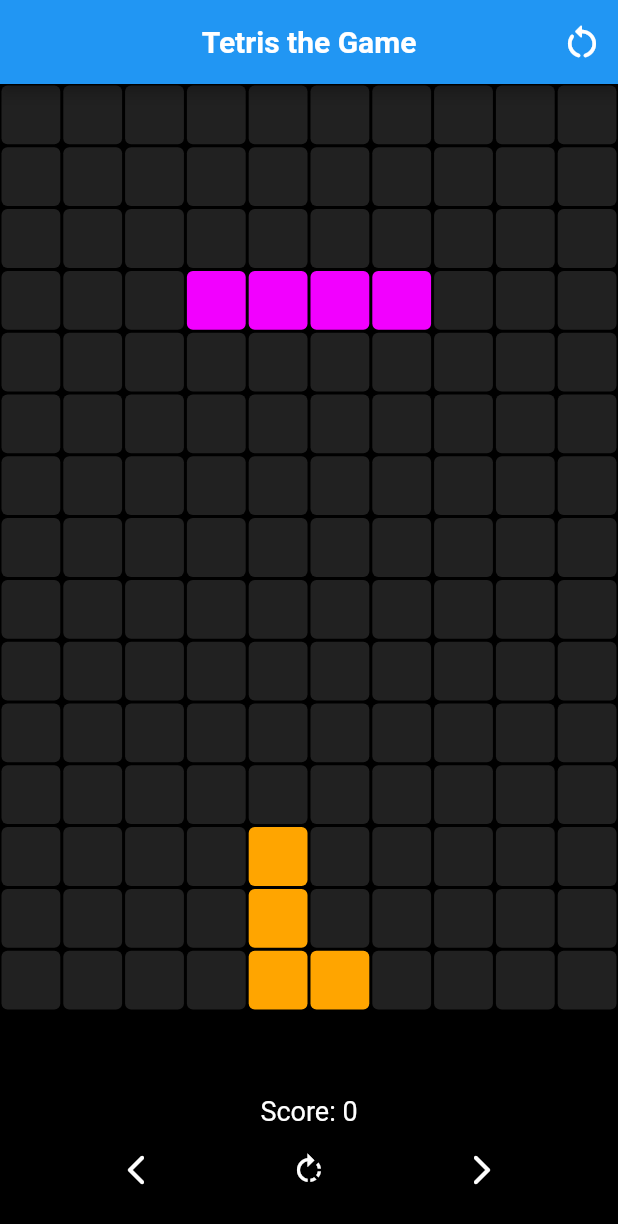
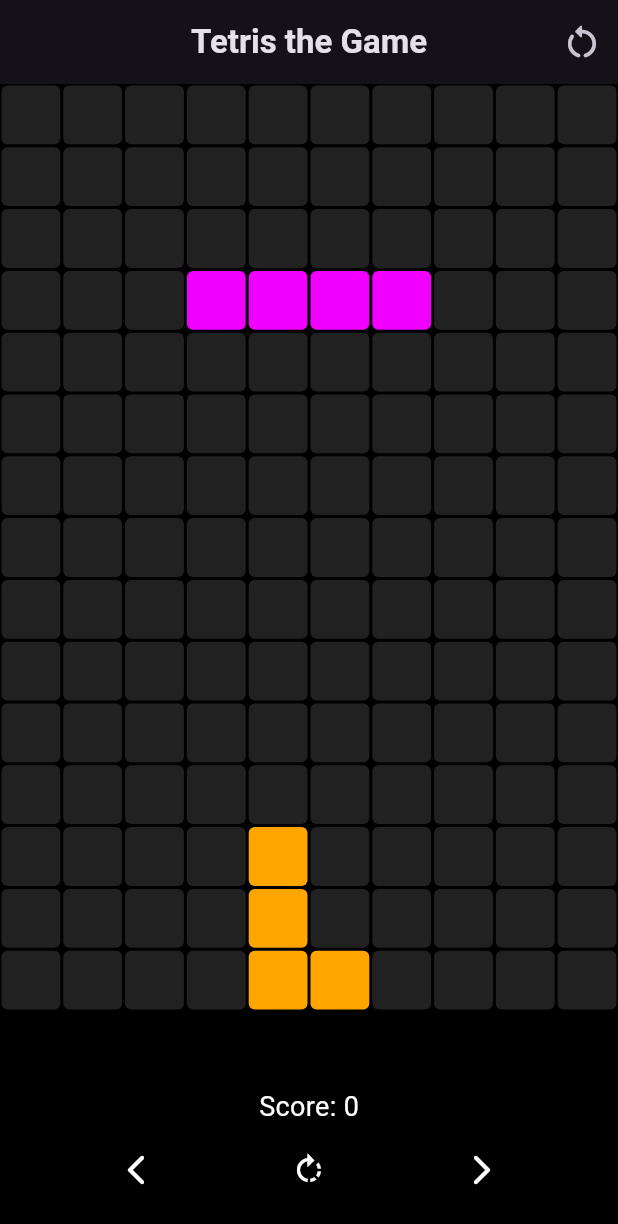
Before and after one commit to The-Naveen-Chandra/Tetris-Game, a Flutter app: the screen it shows after launch, on a phone screen of 412 x 824 dp. Shown: the top 1224 px of the screen. Run offline on Flutter 3.47's test engine with Material 2 defaults, Android fonts, the phone set to English and light mode, and no system bars.

Commit message:
styling: changes in UI and appbar

```diff
--- a/lib/main.dart
+++ b/lib/main.dart
@@ -10,6 +10,10 @@ class MyApp extends StatelessWidget {
   @override
   Widget build(BuildContext context) {
     return MaterialApp(
+      title: 'Tetris Game',
+      theme: ThemeData.dark(
+        useMaterial3: true,
+      ),
       debugShowCheckedModeBanner: false,
       home: GameBoard(),
     );
```
Also changed, not shown: lib/components/board.dart (+2 -11 lines).
